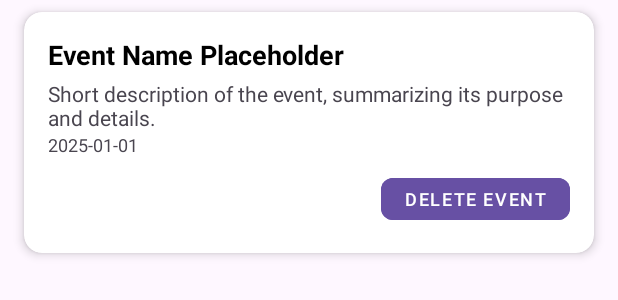
After one commit to CMPUT301f25impact/impact, an Android app: the layout item_admin_event.xml on its own in the app's theme, with its tools: preview values and no code run, on a phone screen of 412 x 824 dp. The commit adds this screen. Shown: the top 300 px of the screen. Run offline under Robolectric (Android 15) with nearby library versions, the phone set to English and light mode, and no system bars.

Commit message:
Add admin dashboard with ability to browse/delete events

```diff
--- a/app/build.gradle.kts
+++ b/app/build.gradle.kts
@@ -51,6 +51,8 @@ dependencies {
     androidTestImplementation("androidx.test.ext:junit:1.2.1")
     androidTestImplementation("androidx.test.espresso:espresso-core:3.6.1")
 
+    implementation("androidx.viewpager2:viewpager2:1.1.0")
+
     // Firebase dependencies
     implementation(platform("com.google.firebase:firebase-bom:34.5.0"))
     implementation("com.google.firebase:firebase-analytics")
--- a/app/src/main/java/com/example/impact/model/Admin.java
+++ b/app/src/main/java/com/example/impact/model/Admin.java
@@ -1,4 +1,5 @@
 package com.example.impact.model;
 
 public class Admin {
+
 }
--- /dev/null
+++ b/app/src/main/res/layout/item_admin_event.xml
@@ -0,0 +1,61 @@
+<?xml version="1.0" encoding="utf-8"?>
+<androidx.cardview.widget.CardView
+    xmlns:android="http://schemas.android.com/apk/res/android"
+    xmlns:app="http://schemas.android.com/apk/res-auto"
+    android:layout_width="match_parent"
+    android:layout_height="wrap_content"
+    android:layout_marginHorizontal="16dp"
+    android:layout_marginVertical="8dp"
+    app:cardCornerRadius="12dp"
+    app:cardElevation="4dp">
+
+    <LinearLayout
+        android:layout_width="match_parent"
+        android:layout_height="wrap_content"
+        android:orientation="vertical"
+        android:padding="16dp">
+
+        <TextView
+            android:id="@+id/admin_event_name"
+            android:layout_width="match_parent"
+            android:layout_height="wrap_content"
+            android:textSize="18sp"
+            android:textStyle="bold"
+            android:textColor="@android:color/black"
+            android:maxLines="1"
+            android:ellipsize="end"
+            android:text="Event Name Placeholder" />
+
+        <TextView
+            android:id="@+id/admin_event_description"
+            android:layout_width="match_parent"
+            android:layout_height="wrap_content"
+            android:layout_marginTop="4dp"
+            android:textSize="14sp"
+            android:maxLines="2"
+            android:ellipsize="end"
+            android:text="Short description of the event, summarizing its purpose and details." />
+
+        <TextView
+            android:id="@+id/admin_event_date"
+            android:layout_width="wrap_content"
+            android:layout_height="wrap_content"
+            android:textSize="12sp"
+            android:text="2025-01-01" />
+
+        <Button
+            android:id="@+id/admin_event_delete_button"
+            android:layout_width="wrap_content"
+            android:layout_height="40dp"
+            android:layout_gravity="end"
+            android:layout_marginTop="8dp"
+            android:text="Delete Event"
+            android:textSize="12sp"
+            android:textColor="@color/white"
+            android:paddingHorizontal="16dp"
+            android:backgroundTint="?attr/colorPrimary"
+            style="@style/Widget.MaterialComponents.Button.TextButton"
+            app:cornerRadius="8dp" />
+
+    </LinearLayout>
+</androidx.cardview.widget.CardView>
--- a/app/src/main/res/values/strings.xml
+++ b/app/src/main/res/values/strings.xml
@@ -68,5 +68,8 @@
     <string name="logout_error">Unable to sign out completely</string>
     <string name="admin_dashboard_placeholder">Admin Dashboard Placeholder</string>
     <string name="admin_dashboard_title">Admin Dashboard</string>
+    <string name="admin_event_list_error_deletion">Unable to delete event</string>
+    <string name="admin_event_list_deletion">Deleted event %1$s</string>
     <string name="entrant_dashboard_title">Entrant Dashboard</string>
+    <string name="delete_dialog_text">Are you sure you want to delete %1$s? This action cannot be undone.</string>
 </resources>
```
Also changed, not shown: app/src/main/java/com/example/impact/controller/EventController.java (+20 -0 lines), app/src/main/java/com/example/impact/utils/DateUtil.java (added, +35 -0 lines), app/src/main/java/com/example/impact/utils/DeletionConfirmationUtil.java (added, +46 -0 lines), app/src/main/java/com/example/impact/view/AdminActivity.java (+37 -0 lines), app/src/main/java/com/example/impact/view/AdminEventListFragment.java (added, +91 -0 lines), app/src/main/java/com/example/impact/view/adapter/AdminEventAdapter.java (added, +92 -0 lines), app/src/main/java/com/example/impact/view/adapter/AdminPagerAdapter.java (added, +41 -0 lines), app/src/main/java/com/example/impact/view/adapter/EventAdapter.java (+2 -17 lines), app/src/main/res/layout/activity_admin.xml (+17 -5 lines), app/src/main/res/layout/fragment_admin_list.xml (added, +11 -0 lines).
